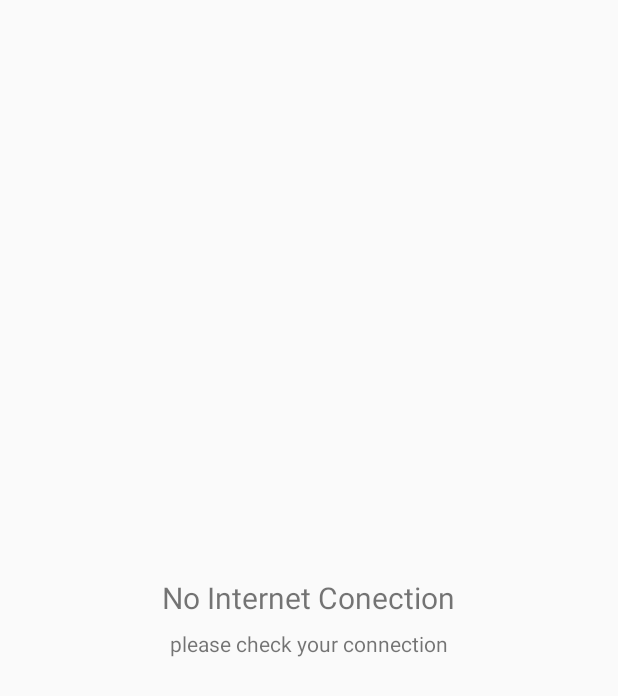
After one commit to fergie20/soplidan.ge, an Android app: the fragment NetworkDialog shown on its own in the app's theme, on a phone screen of 412 x 824 dp. The commit adds this screen. Shown: the top 696 px of the screen. Run offline under Robolectric (Android 15) with nearby library versions, the phone set to English and light mode, and no system bars; our stand-ins replace Picasso; network calls fail; pictures from the network do not load.

Commit message:
internets shemowmeba

```diff
--- a/app/src/main/AndroidManifest.xml
+++ b/app/src/main/AndroidManifest.xml
@@ -3,6 +3,8 @@
     package="com.example.irakli.soplidange">
 
     <uses-permission android:name="android.permission.INTERNET" />
+    <uses-permission android:name="android.permission.ACCESS_NETWORK_STATE" />
+
 
     <application
         android:allowBackup="true"
--- /dev/null
+++ b/app/src/main/java/com/example/irakli/soplidange/dialog/NetworkDialog.java
@@ -0,0 +1,41 @@
+package com.example.irakli.soplidange.dialog;
+
+import android.app.DialogFragment;
+import android.content.Intent;
+import android.os.Bundle;
+import android.text.Editable;
+import android.text.TextWatcher;
+import android.view.LayoutInflater;
+import android.view.View;
+import android.view.ViewGroup;
+import android.widget.Button;
+import android.widget.EditText;
+import android.widget.ImageView;
+import android.widget.TextView;
+import android.widget.Toast;
+
+import com.example.irakli.soplidange.CheckoutActivity;
+import com.example.irakli.soplidange.ProductsActivity;
+import com.example.irakli.soplidange.R;
+import com.example.irakli.soplidange.SingletonTest;
+import com.example.irakli.soplidange.models.ProductModel;
+import com.squareup.picasso.Picasso;
+
+import java.text.NumberFormat;
+
+/**
+ * Created by GeoLab on 7/10/16.
+ */
+public class NetworkDialog extends DialogFragment {
+
+    View rootView;
+    @Override
+    public View onCreateView(LayoutInflater inflater, ViewGroup container, Bundle savedInstanceState) {
+        rootView = inflater.inflate(R.layout.network_dialog, container, false);
+
+
+        return rootView;
+    }
+
+
+}
--- /dev/null
+++ b/app/src/main/res/layout/network_dialog.xml
@@ -0,0 +1,19 @@
+<?xml version="1.0" encoding="utf-8"?>
+<LinearLayout xmlns:android="http://schemas.android.com/apk/res/android"
+    android:orientation="vertical"
+    android:gravity="center"
+    android:layout_width="match_parent"
+    android:layout_height="match_parent">
+
+    <TextView
+        android:textSize="20dp"
+        android:layout_width="wrap_content"
+        android:layout_height="wrap_content"
+        android:text="No Internet Conection"/>
+    <TextView
+        android:layout_marginTop="7dp"
+        android:layout_width="wrap_content"
+        android:layout_height="wrap_content"
+        android:text="please check your connection"/>
+
+</LinearLayout>
```
Also changed, not shown: app/src/main/java/com/example/irakli/soplidange/MainActivity.java (+19 -0 lines), app/src/main/java/com/example/irakli/soplidange/ProductsActivity.java (+14 -0 lines).
